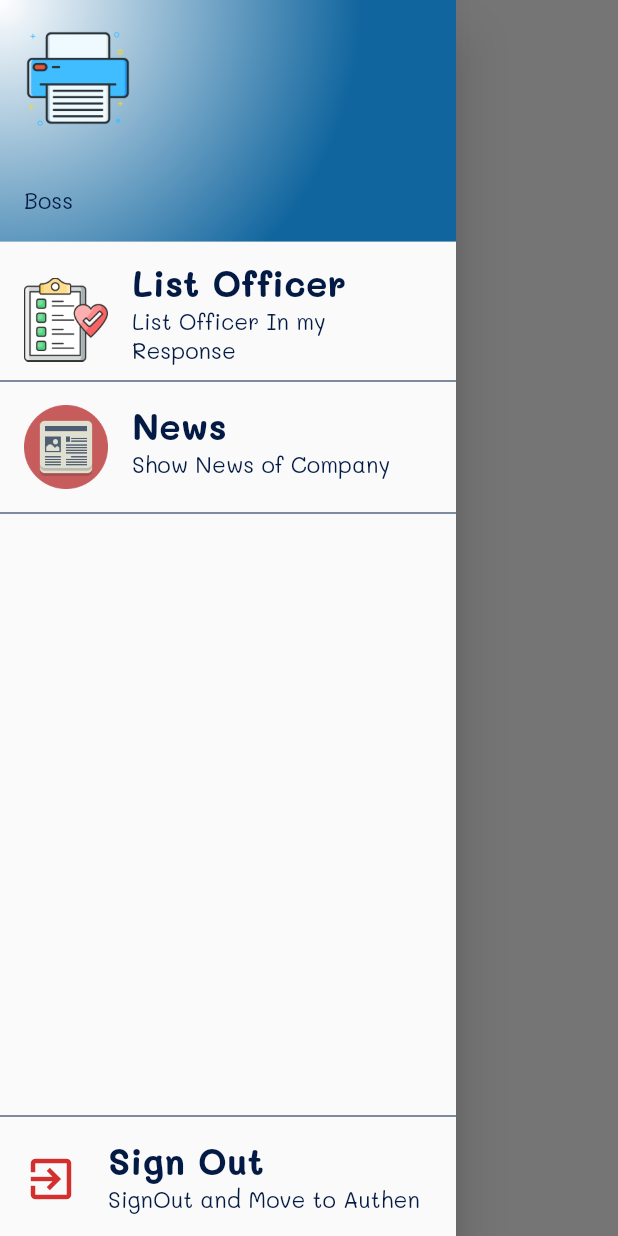
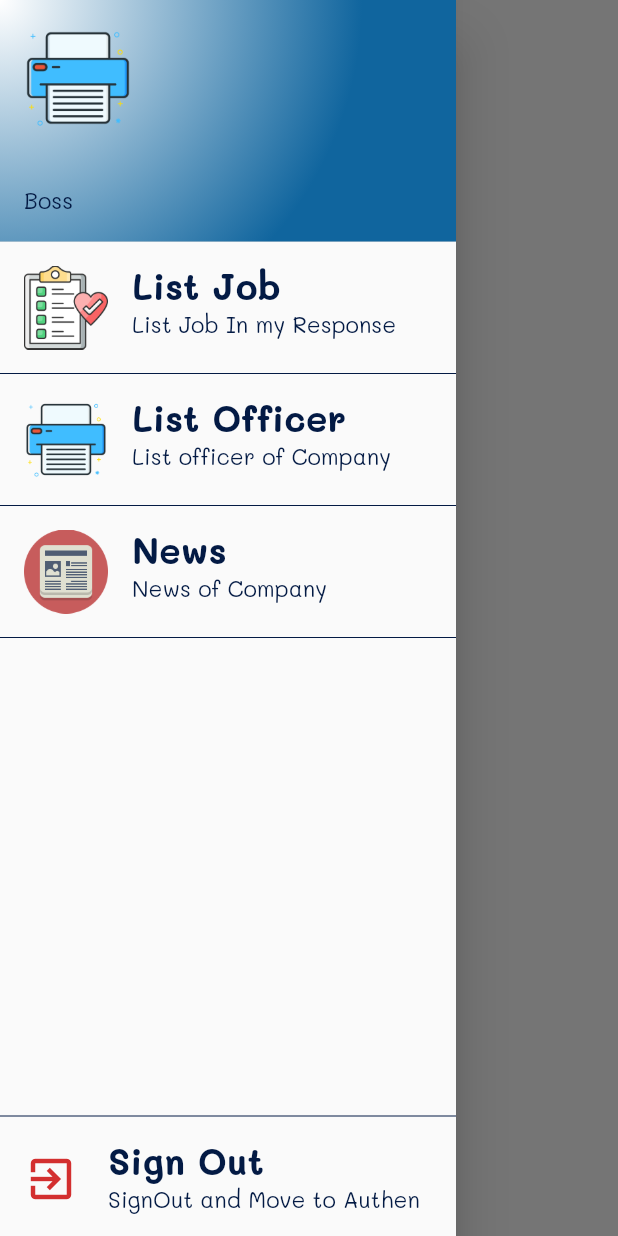
Before and after one commit to masterUNG/UngOfficerMenn, a Flutter app: the MainBoss screen opened by its route, with the side drawer open, on a phone screen of 412 x 824 dp. Run offline on Flutter 3.47's test engine with Material 2 defaults, Android fonts, the light colour scheme and no system bars; our stand-ins replace dio, shared_preferences; accounts and stored records are empty.

Commit message:
finish 8oct

```diff
--- a/lib/states/main_boss.dart
+++ b/lib/states/main_boss.dart
@@ -1,6 +1,7 @@
 // ignore_for_file: avoid_print
 
 import 'package:flutter/material.dart';
+import 'package:ungofficer/bodys/list_job.dart';
 import 'package:ungofficer/bodys/list_officer.dart';
 import 'package:ungofficer/bodys/news.dart';
 import 'package:ungofficer/utility/my_constant.dart';
@@ -22,6 +23,7 @@ class MainBoss extends StatefulWidget {
 class _MainBossState extends State<MainBoss> {
   var bodys = <Widget>[];
   var titles = <String>[
+    'List Job',
     'List Officer',
     'News',
   ];
@@ -39,6 +41,7 @@ class _MainBossState extends State<MainBoss> {
   Future<void> findUserLogin() async {
     datas = await MyService().findDatas();
 
+    bodys.add(const ListJob());
     bodys.add(const ListOfficer());
     bodys.add(News(nameLogin: datas[2]));
 
@@ -67,19 +70,49 @@ class _MainBossState extends State<MainBoss> {
                   type: 'Boss',
                 ),
                 WidgetListtile(
+                    tapFunc: () {
+                      indexBody = 0;
+                      Navigator.pop(context);
+                      setState(() {});
+                    },
                     leadWidget: const WidgetImage(
                       path: 'images/list.png',
                     ),
                     title: titles[0],
-                    subTitle: 'List Officer In my Response'),
-                    Divider(color: MyConstant.dark,),
+                    subTitle: 'List Job In my Response'),
+                Divider(
+                  color: MyConstant.dark,
+                ),
                 WidgetListtile(
+                    tapFunc: () {
+                      indexBody = 1;
+                      Navigator.pop(context);
+                      setState(() {});
+                    },
+                    leadWidget: const WidgetImage(
+                      path: 'images/logo.png',
+                    ),
+                    title: titles[1],
+                    subTitle: 'List officer of Company'),
+                Divider(
+                  color: MyConstant.dark,
+                ),
+
+                 WidgetListtile(
+                    tapFunc: () {
+                      indexBody = 2;
+                      Navigator.pop(context);
+                      setState(() {});
+                    },
                     leadWidget: const WidgetImage(
                       path: 'images/news.png',
                     ),
-                    title: titles[1],
-                    subTitle: 'Show News of Company'),
-                     Divider(color: MyConstant.dark,),
+                    title: titles[2],
+                    subTitle: 'News of Company'),
+                Divider(
+                  color: MyConstant.dark,
+                ),
+
               ],
             ),
           ],
--- a/lib/utility/my_constant.dart
+++ b/lib/utility/my_constant.dart
@@ -53,9 +53,9 @@ class MyConstant {
     );
   }
 
-  TextStyle h2Style() {
+  TextStyle h2Style({double? size}) {
     return TextStyle(
-      fontSize: 24,
+      fontSize: size ?? 24,
       color: dark,
       fontWeight: FontWeight.w700,
       fontFamily: 'Mali',
```
Also changed, not shown: lib/bodys/list_job.dart (added, +31 -0 lines), lib/bodys/list_officer.dart (+66 -2 lines), lib/states/add_job.dart (added, +52 -0 lines).
